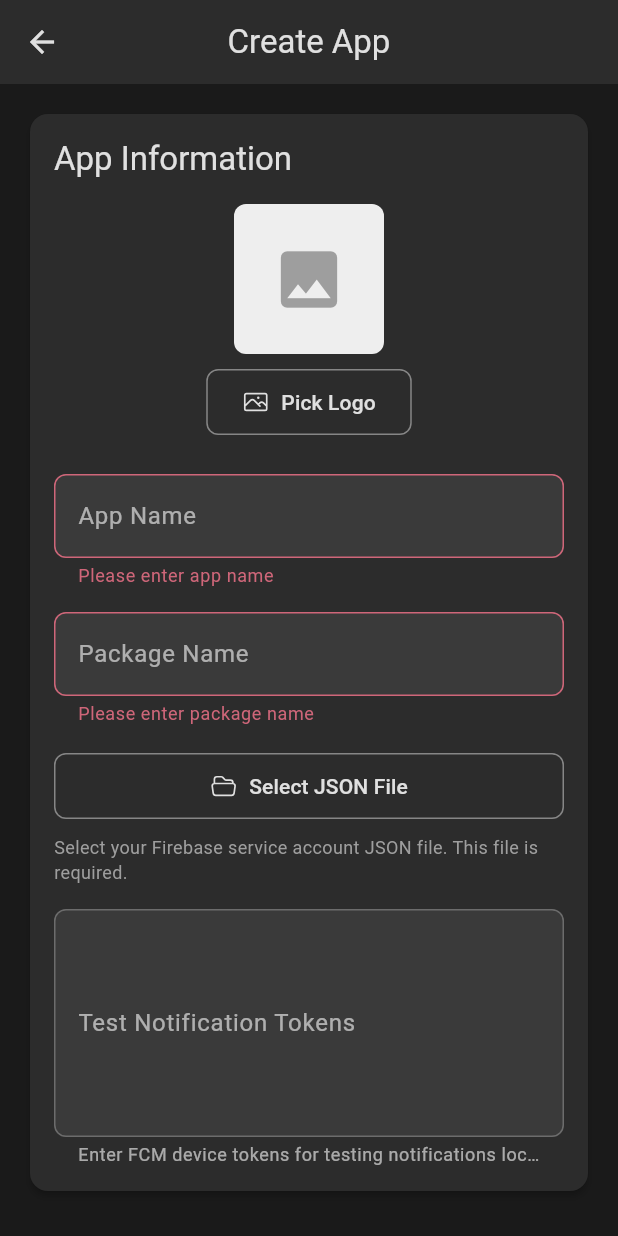
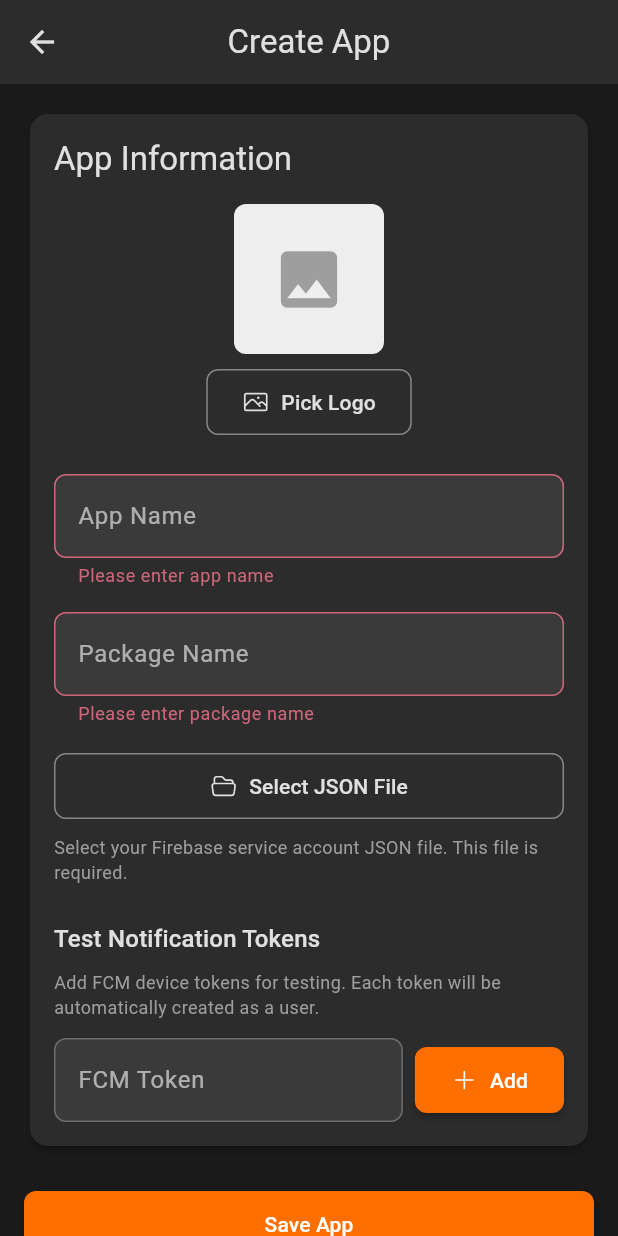
Before and after one commit to stanimeros/flutter-firebase-messenger, a Flutter app: the CreateAppScreen screen opened directly, after a tap on "Save App", on a phone screen of 412 x 824 dp. Run offline on Flutter 3.47's test engine with Material 3 defaults, Android fonts, the phone set to English and light mode, and no system bars; our stand-ins replace file_picker, flutter_secure_storage, heroicons, shared_preferences, webview_flutter; accounts and stored records are empty.

Commit message:
Refactor AppModel and NotificationModel by removing unused fields, update CreateAppScreen to manage test tokens as users, and enhance UI for adding and displaying test tokens. Clean up related screens to improve code clarity and maintainability.

```diff
--- a/lib/models/app_model.dart
+++ b/lib/models/app_model.dart
@@ -4,7 +4,6 @@ class AppModel {
   final String packageName;
   final String jsonFilePath;
   final String? logoFilePath;
-  final List<String>? testNotificationTokens;
   final DateTime createdAt;
 
   AppModel({
@@ -13,7 +12,6 @@ class AppModel {
     required this.packageName,
     required this.jsonFilePath,
     this.logoFilePath,
-    this.testNotificationTokens,
     required this.createdAt,
   });
 
@@ -24,7 +22,6 @@ class AppModel {
       'packageName': packageName,
       'jsonFilePath': jsonFilePath,
       'logoFilePath': logoFilePath,
-      'testNotificationTokens': testNotificationTokens,
       'createdAt': createdAt.toIso8601String(),
     };
   }
@@ -36,9 +33,6 @@ class AppModel {
       packageName: json['packageName'] as String,
       jsonFilePath: json['jsonFilePath'] as String? ?? json['serverKey'] as String? ?? '',
       logoFilePath: json['logoFilePath'] as String?,
-      testNotificationTokens: json['testNotificationTokens'] != null
-          ? List<String>.from(json['testNotificationTokens'] as List)
-          : null,
       createdAt: DateTime.parse(json['createdAt'] as String),
     );
   }
@@ -49,7 +43,6 @@ class AppModel {
     String? packageName,
     String? jsonFilePath,
     String? logoFilePath,
-    List<String>? testNotificationTokens,
     DateTime? createdAt,
   }) {
     return AppModel(
@@ -58,7 +51,6 @@ class AppModel {
       packageName: packageName ?? this.packageName,
       jsonFilePath: jsonFilePath ?? this.jsonFilePath,
       logoFilePath: logoFilePath ?? this.logoFilePath,
-      testNotificationTokens: testNotificationTokens ?? this.testNotificationTokens,
       createdAt: createdAt ?? this.createdAt,
     );
   }
--- a/lib/models/notification_model.dart
+++ b/lib/models/notification_model.dart
@@ -4,7 +4,6 @@ class NotificationModel {
   final String appName;
   final String title;
   final String body;
-  final String? imageUrl;
   final Map<String, dynamic>? data;
   final String? topic;
   final List<String>? tokens;
@@ -18,7 +17,6 @@ class NotificationModel {
     required this.appName,
     required this.title,
     required this.body,
-    this.imageUrl,
     this.data,
     this.topic,
     this.tokens,
@@ -34,7 +32,6 @@ class NotificationModel {
       'appName': appName,
       'title': title,
       'body': body,
-      'imageUrl': imageUrl,
       'data': data,
       'topic': topic,
       'tokens': tokens,
@@ -51,7 +48,6 @@ class NotificationModel {
       appName: json['appName'] as String,
       title: json['title'] as String,
       body: json['body'] as String,
-      imageUrl: json['imageUrl'] as String?,
       data: json['data'] as Map<String, dynamic>?,
       topic: json['topic'] as String?,
       tokens: json['tokens'] != null ? List<String>.from(json['tokens']) : null,
--- a/lib/screens/create_app_screen.dart
+++ b/lib/screens/create_app_screen.dart
@@ -5,7 +5,9 @@ import 'package:file_picker/file_picker.dart';
 import 'package:path_provider/path_provider.dart';
 import 'package:heroicons/heroicons.dart';
 import '../models/app_model.dart';
+import '../models/user_model.dart';
 import '../services/app_storage_service.dart';
+import '../services/user_storage_service.dart';
 
 class CreateAppScreen extends StatefulWidget {
   final AppModel? app;
@@ -20,12 +22,14 @@ class _CreateAppScreenState extends State<CreateAppScreen> {
   final _formKey = GlobalKey<FormState>();
   final _nameController = TextEditingController();
   final _packageController = TextEditingController();
-  final _testTokensController = TextEditingController();
+  final _tokenInputController = TextEditingController();
   final _appStorage = AppStorageService();
+  final _userStorage = UserStorageService();
   String? _selectedJsonFilePath;
   String? _selectedJsonFileName;
   String? _selectedLogoFilePath;
   String? _selectedLogoFileName;
+  List<UserModel> _testTokenUsers = [];
 
   @override
   void initState() {
@@ -39,9 +43,77 @@ class _CreateAppScreenState extends State<CreateAppScreen> {
       if (_selectedLogoFilePath != null) {
         _selectedLogoFileName = _selectedLogoFilePath!.split('/').last;
       }
-      if (widget.app!.testNotificationTokens != null && widget.app!.testNotificationTokens!.isNotEmpty) {
-        _testTokensController.text = widget.app!.testNotificationTokens!.join('\n');
+      _loadTestTokenUsers();
+    }
+  }
+
+  Future<void> _loadTestTokenUsers() async {
+    if (widget.app != null) {
+      final users = await _userStorage.getUsers(widget.app!.id);
+      // Filter users that are test tokens (name starts with "Test Device")
+      setState(() {
+        _testTokenUsers = users.where((u) => u.name.startsWith('Test Device')).toList();
+      });
+    }
+  }
+
+  Future<void> _addTestToken() async {
+    final token = _tokenInputController.text.trim();
+    if (token.isEmpty) return;
+
+    // Check if token already exists
+    if (_testTokenUsers.any((u) => u.notificationToken == token)) {
+      if (mounted) {
+        ScaffoldMessenger.of(context).showSnackBar(
+          const SnackBar(
+            content: Text('This token is already added'),
+            backgroundColor: Colors.orange,
+          ),
+        );
       }
+      _tokenInputController.clear();
+      return;
+    }
+
+    // For new apps, we'll use a temporary appId and update it when saving
+    // For existing apps, use the actual appId
+    final appId = widget.app?.id ?? 'temp_${DateTime.now().millisecondsSinceEpoch}';
+    final testUserNumber = _testTokenUsers.length + 1;
+    final user = UserModel(
+      id: DateTime.now().millisecondsSinceEpoch.toString(),
+      appId: appId,
+      name: 'Test Device $testUserNumber',
+      notificationToken: token,
+      createdAt: DateTime.now(),
+    );
+
+    // Only save to storage if app already exists
+    if (widget.app != null) {
+      await _userStorage.saveUser(user);
+    }
+
+    setState(() {
+      _testTokenUsers.add(user);
+    });
+    _tokenInputController.clear();
+
+    if (mounted) {
+      ScaffoldMessenger.of(context).showSnackBar(
+        const SnackBar(content: Text('Test token added')),
+      );
+    }
+  }
+
+  Future<void> _removeTestToken(UserModel user) async {
+    await _userStorage.deleteUser(user.id);
+    setState(() {
+      _testTokenUsers.removeWhere((u) => u.id == user.id);
+    });
+
+    if (mounted) {
+      ScaffoldMessenger.of(context).showSnackBar(
+        const SnackBar(content: Text('Test token removed')),
+      );
     }
   }
 
@@ -145,22 +217,26 @@ class _CreateAppScreenState extends State<CreateAppScreen> {
       return;
     }
 
-    final testTokensText = _testTokensController.text.trim();
-    final testTokens = testTokensText.isEmpty
-        ? null
-        : testTokensText
-            .split('\n')
-            .map((token) => token.trim())
-            .where((token) => token.isNotEmpty)
-            .toList();
+    final appId = widget.app?.id ?? DateTime.now().millisecondsSinceEpoch.toString();
+
+    // Save test token users with correct appId
+    for (var user in _testTokenUsers) {
+      final updatedUser = UserModel(
+        id: user.id,
+        appId: appId,
+        name: user.name,
+        notificationToken: user.notificationToken,
+        createdAt: user.createdAt,
+      );
+      await _userStorage.saveUser(updatedUser);
+    }
 
     final app = AppModel(
-      id: widget.app?.id ?? DateTime.now().millisecondsSinceEpoch.toString(),
+      id: appId,
       name: _nameController.text.trim(),
       packageName: _packageController.text.trim(),
       jsonFilePath: _selectedJsonFilePath!,
       logoFilePath: _selectedLogoFilePath,
-      testNotificationTokens: testTokens?.isEmpty ?? true ? null : testTokens,
       createdAt: widget.app?.createdAt ?? DateTime.now(),
     );
 
@@ -178,7 +254,7 @@ class _CreateAppScreenState extends State<CreateAppScreen> {
   void dispose() {
     _nameController.dispose();
     _packageController.dispose();
-    _testTokensController.dispose();
+    _tokenInputController.dispose();
     super.dispose();
   }
 
@@ -304,17 +380,73 @@ class _CreateAppScreenState extends State<CreateAppScreen> {
                         'Select your Firebase service account JSON file. This file is required.',
                         style: TextStyle(fontSize: 12, color: Colors.grey),
                       ),
-                      const SizedBox(height: 16),
-                      TextFormField(
-                        controller: _testTokensController,
-                        decoration: const InputDecoration(
-                          labelText: 'Test Notification Tokens',
-                          hintText: 'Enter FCM tokens, one per line',
-                          border: OutlineInputBorder(),
-                          helperText: 'Enter FCM device tokens for testing notifications locally, one token per line',
+                      const SizedBox(height: 24),
+                      Text(
+                        'Test Notification Tokens',
+                        style: Theme.of(context).textTheme.titleMedium,
+                      ),
+                      const SizedBox(height: 8),
+                      const Text(
+                        'Add FCM device tokens for testing. Each token will be automatically created as a user.',
+                        style: TextStyle(fontSize: 12, color: Colors.grey),
+                      ),
+                      const SizedBox(height: 12),
+                      Row(
+                        children: [
+                          Expanded(
+                            child: TextFormField(
+                              controller: _tokenInputController,
+                              decoration: const InputDecoration(
+                                labelText: 'FCM Token',
+                                hintText: 'Enter FCM device token',
+                                border: OutlineInputBorder(),
+                              ),
+                              onFieldSubmitted: (_) => _addTestToken(),
+                            ),
+                          ),
+                          const SizedBox(width: 8),
+                          ElevatedButton.icon(
+                            onPressed: _addTestToken,
+                            icon: const HeroIcon(HeroIcons.plus),
+                            label: const Text('Add'),
+                          ),
+                        ],
+                      ),
+                      if (_testTokenUsers.isNotEmpty) ...[
+                        const SizedBox(height: 16),
+                        Wrap(
+                          spacing: 8,
+                          runSpacing: 8,
+                          children: _testTokenUsers.map((user) {
+                            final displayToken = user.notificationToken.length > 25
+                                ? '${user.notificationToken.substring(0, 25)}...'
+                                : user.notificationToken;
+                            return Tooltip(
+                              message: user.notificationToken,
+                              child: Chip(
+                                label: Text(
+                                  displayToken,
+                                  style: const TextStyle(fontSize: 11),
+                                ),
+                                deleteIcon: const HeroIcon(HeroIcons.xMark, size: 16),
+                                onDeleted: () => _removeTestToken(user),
+                                avatar: CircleAvatar(
+                                  radius: 12,
+                                  backgroundColor: Theme.of(context).colorScheme.primaryContainer,
+                                  child: Text(
+                                    user.name.replaceAll('Test Device ', ''),
+                                    style: TextStyle(
+                                      fontSize: 10,
+                                      fontWeight: FontWeight.bold,
+                                      color: Theme.of(context).colorScheme.onPrimaryContainer,
+                                    ),
+                                  ),
+                                ),
+                              ),
+                            );
+                          }).toList(),
                         ),
-                        maxLines: 5,
-                      ),
+                      ],
                     ],
                   ),
                 ),
--- a/lib/screens/create_notification_screen.dart
+++ b/lib/screens/create_notification_screen.dart
@@ -112,7 +112,6 @@ class _CreateNotificationScreenState extends State<CreateNotificationScreen> {
         appName: _selectedApp!.name,
         title: _titleController.text.trim(),
         body: _bodyController.text.trim(),
-        imageUrl: null,
         data: _customData.isEmpty ? null : _customData,
         topic: _selectedTopic?.name,
         tokens: _selectedUserIds.isEmpty
@@ -166,7 +165,6 @@ class _CreateNotificationScreenState extends State<CreateNotificationScreen> {
         appName: _selectedApp!.name,
         title: _titleController.text.trim(),
         body: _bodyController.text.trim(),
-        imageUrl: null,
         data: _customData.isEmpty ? null : _customData,
         topic: _selectedTopic?.name,
         tokens: _selectedUserIds.isEmpty
@@ -482,7 +480,6 @@ extension NotificationModelExtension on NotificationModel {
       appName: appName ?? this.appName,
       title: title ?? this.title,
       body: body ?? this.body,
-      imageUrl: imageUrl ?? this.imageUrl,
       data: data ?? this.data,
       topic: topic ?? this.topic,
       tokens: tokens ?? this.tokens,
--- a/lib/screens/history_screen.dart
+++ b/lib/screens/history_screen.dart
@@ -200,9 +200,6 @@ class _HistoryScreenState extends State<HistoryScreen> {
                                 children: [
                                   _buildInfoRow('App', notification.appName),
                                   _buildInfoRow('Body', notification.body),
-                                  if (notification.imageUrl != null)
-                                    _buildInfoRow(
-                                        'Image URL', notification.imageUrl!),
                                   if (notification.topic != null)
                                     _buildInfoRow('Topic', notification.topic!),
                                   if (notification.tokens != null &&
```
